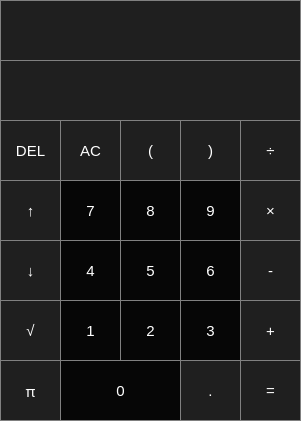
This is CalcWithGui/CalcWithGui.ui in NaschKadse/CalcWithGui as Qt 5 draws it before an edit. The edited form follows.
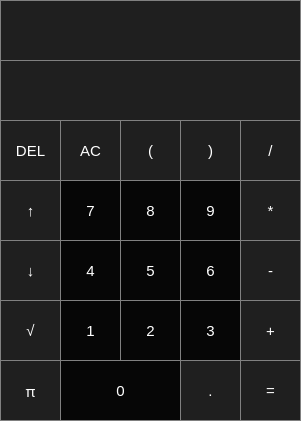
This is the edited form.

Commit message: RPN & CALC eingebunden

Patch:
```diff
--- a/CalcWithGui/CalcWithGui.ui
+++ b/CalcWithGui/CalcWithGui.ui
@@ -187,7 +187,7 @@
 }</string>
     </property>
     <property name="text">
-     <string>÷</string>
+     <string>/</string>
     </property>
    </widget>
    <widget class="QPushButton" name="pushButton_8">
@@ -251,7 +251,7 @@
 }</string>
     </property>
     <property name="text">
-     <string>×</string>
+     <string>*</string>
     </property>
    </widget>
    <widget class="QPushButton" name="pushButton_7">
```
The commit also changes 1 other file.
